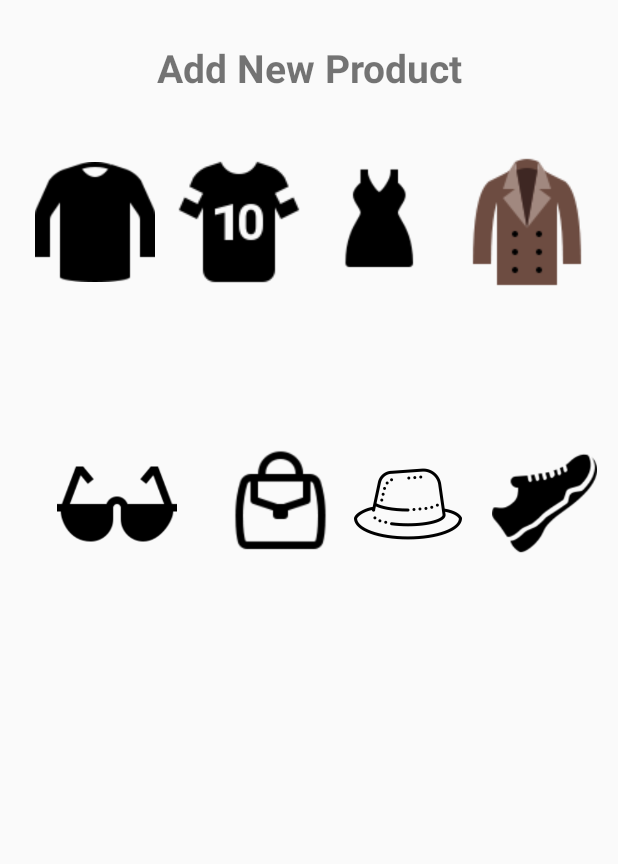
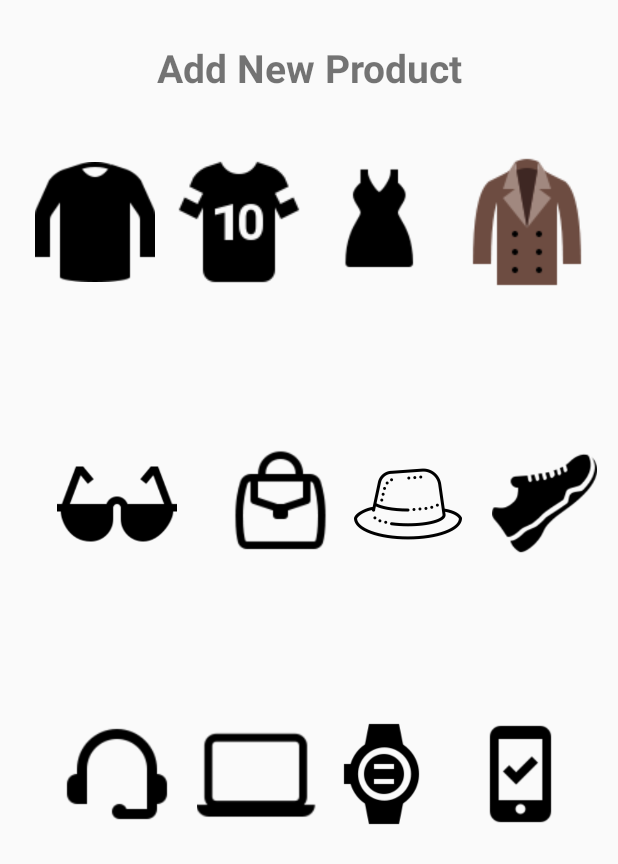
Before and after one commit to sirtomi12/eCommerceApp, an Android app: the AdminCategoryActivity screen opened directly, with no data from a screen before it, on a phone screen of 412 x 824 dp. Shown: the top 864 px of the screen. Run offline under Robolectric (Android 15) with nearby library versions, the phone set to English and light mode, and no system bars.

Commit message:
New Activity Added for the admin

```diff
--- a/app/src/main/res/layout/activity_admin_category.xml
+++ b/app/src/main/res/layout/activity_admin_category.xml
@@ -93,6 +93,42 @@
             android:src="@drawable/shoess" />
 
     </LinearLayout>
+    <LinearLayout
+        android:id="@+id/linear3_category_layout"
+        android:layout_width="match_parent"
+        android:layout_height="wrap_content"
+        android:layout_below="@+id/linear2_category_layout"
+        android:layout_alignParentStart="true"
+        android:layout_marginTop="100dp"
+        android:gravity="center"
+        android:orientation="horizontal">
+
+        <ImageView
+            android:id="@+id/headphones_handfree"
+            android:layout_width="wrap_content"
+            android:layout_height="80dp"
+            android:src="@drawable/headphoness" />
+
+        <ImageView
+            android:id="@+id/laptops_pc"
+            android:layout_width="90dp"
+            android:layout_height="80dp"
+            android:src="@drawable/laptops" />
+
+        <ImageView
+            android:id="@+id/watches"
+            android:layout_width="80dp"
+            android:layout_height="80dp"
+            android:src="@drawable/watches" />
+
+        <ImageView
+            android:id="@+id/mobilesphones"
+            android:layout_width="70dp"
+            android:layout_height="80dp"
+            android:layout_marginStart="16dp"
+            android:src="@drawable/mobiles" />
+
+    </LinearLayout>
 
 
 </RelativeLayout>
```
